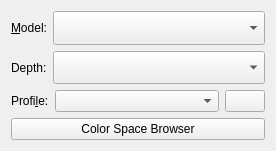
Qt form libs/ui/forms/wdgcolorspaceselector.ui (KDE/krita) before a commit.
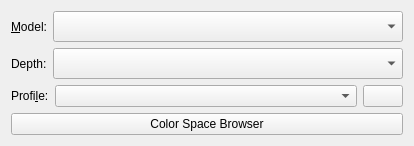
The same form after that commit. Custom widgets are drawn as their Qt base class.

Commit message:
Set a minimum size for the profile selector
Because otherwise it's impossible to figure out which profile is
which.

BUG:415117

```diff
--- a/libs/ui/forms/wdgcolorspaceselector.ui
+++ b/libs/ui/forms/wdgcolorspaceselector.ui
@@ -6,12 +6,12 @@
    <rect>
     <x>0</x>
     <y>0</y>
-    <width>276</width>
-    <height>151</height>
+    <width>414</width>
+    <height>146</height>
    </rect>
   </property>
   <property name="sizePolicy">
-   <sizepolicy hsizetype="Minimum" vsizetype="Preferred">
+   <sizepolicy hsizetype="MinimumExpanding" vsizetype="Preferred">
     <horstretch>0</horstretch>
     <verstretch>0</verstretch>
    </sizepolicy>
@@ -91,6 +91,12 @@
          <verstretch>0</verstretch>
         </sizepolicy>
        </property>
+       <property name="minimumSize">
+        <size>
+         <width>300</width>
+         <height>0</height>
+        </size>
+       </property>
       </widget>
      </item>
      <item>
```
